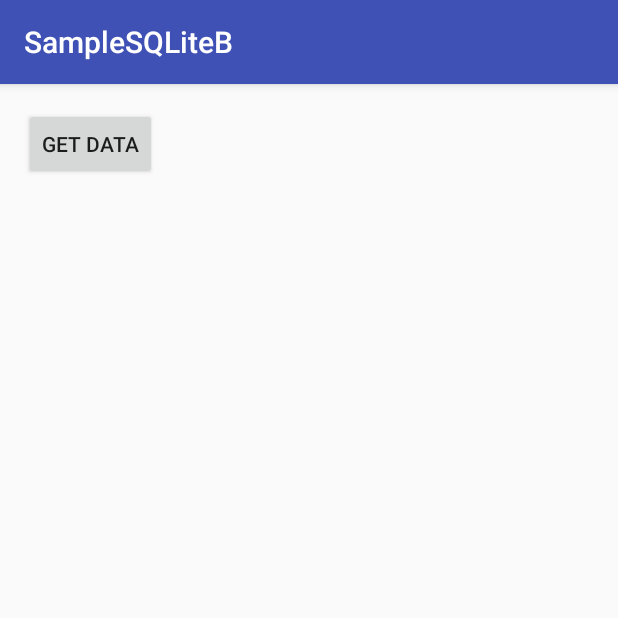
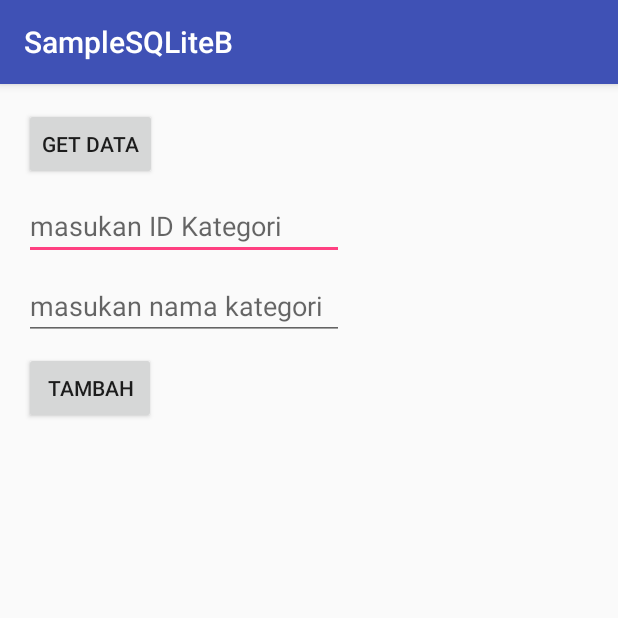
Before and after one commit to ekurniawan/SampleSQLite-B, an Android app: the screen it shows after launch (SampleServicesActivity), on a phone screen of 412 x 824 dp, the top half of it. Run offline under Robolectric (Android 15) with nearby library versions, the phone set to English and light mode, and no system bars.

Commit message:
menambahkan services

```diff
--- a/app/src/main/java/actualsolusi/com/samplesqliteb/SampleServicesActivity.java
+++ b/app/src/main/java/actualsolusi/com/samplesqliteb/SampleServicesActivity.java
@@ -6,7 +6,10 @@ import android.support.v7.app.AppCompatActivity;
 import android.util.Log;
 import android.view.View;
 import android.widget.Button;
+import android.widget.EditText;
 import android.widget.Toast;
+
+import org.json.JSONException;
 
 import java.io.IOException;
 import java.util.List;
@@ -15,7 +18,9 @@ import models.Kategori;
 import services.KategoriServices;
 
 public class SampleServicesActivity extends AppCompatActivity {
-    private Button btnGetData;
+    private Button btnGetData,btnTambah;
+    private EditText etKategoriID;
+    private EditText etNamaKategori;
     private List<Kategori> listKategori;
 
     @Override
@@ -31,6 +36,44 @@ public class SampleServicesActivity extends AppCompatActivity {
                 LoadContent();
             }
         });
+
+        etNamaKategori = (EditText)findViewById(R.id.etNamaKategori);
+        btnTambah = (Button)findViewById(R.id.btnTambah);
+
+        btnTambah.setOnClickListener(new View.OnClickListener() {
+            @Override
+            public void onClick(View view) {
+                TambahData();
+            }
+        });
+    }
+
+    private void TambahData(){
+        new AsyncTask<Void,Void,Void>(){
+            private Kategori newKategori;
+            @Override
+            protected void onPreExecute() {
+                newKategori = new Kategori();
+                newKategori.setNamaKategori(etNamaKategori.getText().toString());
+            }
+
+            @Override
+            protected Void doInBackground(Void... voids) {
+                try {
+                    KategoriServices.TambahKategori(newKategori);
+                } catch (JSONException e) {
+                    e.printStackTrace();
+                } catch (IOException e) {
+                    e.printStackTrace();
+                }
+                return null;
+            }
+
+            @Override
+            protected void onPostExecute(Void aVoid) {
+                Toast.makeText(getApplicationContext(),"Tambah data berhasil !",Toast.LENGTH_LONG).show();
+            }
+        }.execute();
     }
 
     private void LoadContent(){
--- a/app/src/main/res/layout/activity_sample_services.xml
+++ b/app/src/main/res/layout/activity_sample_services.xml
@@ -15,4 +15,38 @@
         app:layout_constraintTop_toTopOf="parent"
         android:layout_marginLeft="16dp"
         app:layout_constraintLeft_toLeftOf="parent" />
+
+    <EditText
+        android:id="@+id/etKategoriID"
+        android:layout_width="wrap_content"
+        android:layout_height="wrap_content"
+        android:layout_marginLeft="16dp"
+        android:ems="10"
+        android:inputType="textPersonName"
+        android:hint="masukan ID Kategori"
+        app:layout_constraintLeft_toLeftOf="parent"
+        android:layout_marginTop="8dp"
+        app:layout_constraintTop_toBottomOf="@+id/btnGetData" />
+
+    <EditText
+        android:id="@+id/etNamaKategori"
+        android:layout_width="wrap_content"
+        android:layout_height="wrap_content"
+        android:layout_marginLeft="16dp"
+        android:ems="10"
+        android:inputType="textPersonName"
+        android:hint="masukan nama kategori"
+        app:layout_constraintLeft_toLeftOf="parent"
+        android:layout_marginTop="8dp"
+        app:layout_constraintTop_toBottomOf="@+id/etKategoriID" />
+
+    <Button
+        android:id="@+id/btnTambah"
+        android:layout_width="wrap_content"
+        android:layout_height="wrap_content"
+        android:layout_marginLeft="16dp"
+        android:text="Tambah"
+        app:layout_constraintLeft_toLeftOf="parent"
+        android:layout_marginTop="8dp"
+        app:layout_constraintTop_toBottomOf="@+id/etNamaKategori" />
 </android.support.constraint.ConstraintLayout>
```
